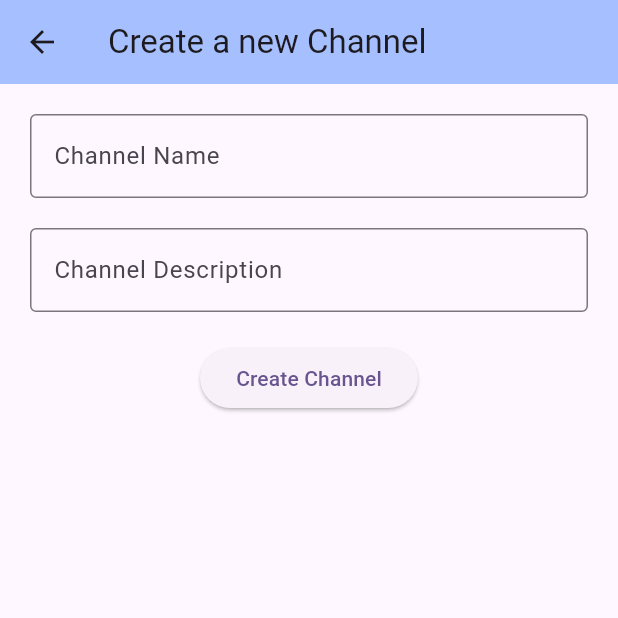
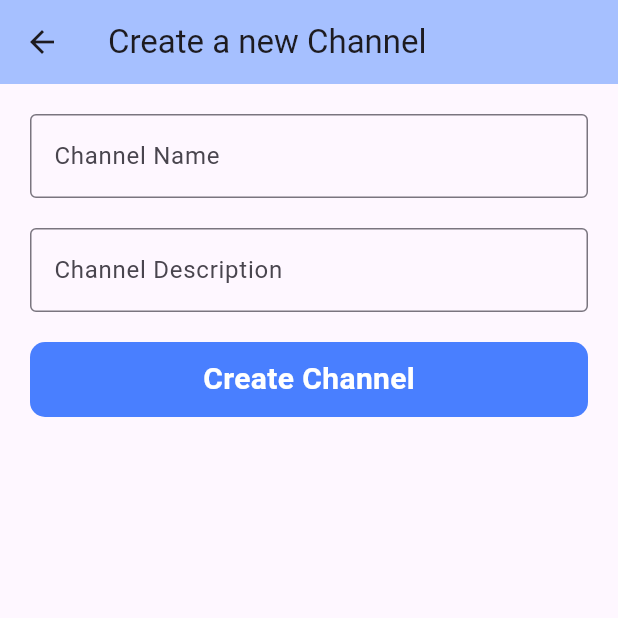
Before and after one commit to nycanshu/sanskriti_hackbyte, a Flutter app: the CreateChannel screen opened directly, on a phone screen of 412 x 824 dp, the top half of it. Run offline on Flutter 3.47's test engine with Material 3 defaults, Android fonts, the phone set to English and light mode, and no system bars; our stand-ins replace carousel_slider, cloud_firestore, firebase_auth, firebase_core, get, youtube_player_flutter; accounts and stored records are empty.

```diff
--- a/lib/controller/auth_controller.dart
+++ b/lib/controller/auth_controller.dart
@@ -3,6 +3,7 @@ import 'package:flutter/material.dart';
 import 'package:get/get.dart';
 import 'package:sanskriti/view/sign_in.dart';
 import 'package:sanskriti/view/home_screen.dart';
+import 'package:sanskriti/view/welcome_page.dart';
 
 class AuthController extends GetxController {
   final auth = FirebaseAuth.instance;
@@ -25,7 +26,7 @@ class AuthController extends GetxController {
         Get.offAll(const HomePage());
       } else {
         // If no user is authenticated, navigate to Signin
-        Get.offAll(const Signin());
+        Get.offAll(const WelcomePage());
       }
     });
   }
@@ -110,6 +111,6 @@ class AuthController extends GetxController {
   // Logout code
   void logOut() async {
     await auth.signOut();
-    Get.offAll(const Signin());
+    Get.offAll(const WelcomePage());
   }
 }
--- a/lib/controller/blog_controller.dart
+++ b/lib/controller/blog_controller.dart
@@ -11,7 +11,6 @@ class BlogController extends GetxController {
 
   @override
   void onInit() {
-    // Call fetchBlogs() when the controller initializes
     fetchBlogs();
     super.onInit();
   }
--- a/lib/controller/feedback_controller.dart
+++ b/lib/controller/feedback_controller.dart
@@ -21,6 +21,11 @@ class FeedBackController extends GetxController {
   }
 
   Future<void> sendFeedback(String name, String email, String feedback) async {
+    if (name.isEmpty || email.isEmpty || feedback.isEmpty) {
+      // Show error message if any of the fields are empty
+      Get.snackbar('Error', 'All fields are required');
+      return;
+    }
     FeedbackModel newFeedback = FeedbackModel(
       name: name,
       email: email,
--- a/lib/controller/helper_controller.dart
+++ b/lib/controller/helper_controller.dart
@@ -114,7 +114,7 @@ class HelperController extends GetxController {
       "image": "images/ongoin1.jpg",
       "name": "6th Global Film",
       "location": "Mumbai",
-      "date": "02/03/2024",
+      "date": "06/04/2024",
       "link":
           "https://utsav.gov.in/view-event/6th-global-film-tourism-conclave-3"
     },
@@ -122,7 +122,7 @@ class HelperController extends GetxController {
       "image": "images/ongoing3.jpg",
       "name": "Rajim Kumbh Mela",
       "location": "Chhattisgarh",
-      "date": "02/03/2024",
+      "date": "07/04/2024",
       "link": "https://www.globalhighlights.com/india/fesitival-kumbh-mela"
     },
   ];
@@ -138,7 +138,7 @@ class HelperController extends GetxController {
       "image": "images/veltech_event.jpg",
       "name": "Cultural Event",
       "location": "Veltech, Chennai",
-      "date": "18/03/2024",
+      "date": "18/04/2024",
       "link":
           "https://www.veltech.edu.in/events/vinayagar-chaturthi-celebrations/"
     },
--- a/lib/model/cannelmodel.dart
+++ b/lib/model/cannelmodel.dart
@@ -1,14 +1,20 @@
 class ChannelModel {
   final String name;
   final String description;
+  final String adminID;
 
-  ChannelModel({required this.name, required this.description});
+  ChannelModel({
+    required this.name,
+    required this.description,
+    required this.adminID,
+  });
 
   // Convert ChannelModel to a map
   Map<String, dynamic> toMap() {
     return {
       'name': name,
       'description': description,
+      'admin_id': adminID,
     };
   }
 
@@ -17,6 +23,7 @@ class ChannelModel {
     return ChannelModel(
       name: map['name'],
       description: map['description'],
+      adminID: map['admin_id'],
     );
   }
 }
--- a/lib/view/create_channel.dart
+++ b/lib/view/create_channel.dart
@@ -1,4 +1,5 @@
 import 'package:flutter/material.dart';
+import 'package:flutter/widgets.dart';
 import 'package:get/get.dart';
 import 'package:sanskriti/controller/channel_controller.dart';
 // import 'package:sanskriti/model/cannelmodel.dart';
@@ -38,11 +39,28 @@ class CreateChannel extends StatelessWidget {
                   ),
                 ),
                 const SizedBox(height: 20),
-                ElevatedButton(
-                  onPressed: () {
+                GestureDetector(
+                  onTap: () {
                     channelController.createChannel();
                   },
-                  child: const Text('Create Channel'),
+                  child: Container(
+                    height: 50,
+                    width: double.infinity,
+                    decoration: BoxDecoration(
+                      color: AppColors.blue,
+                      borderRadius: BorderRadius.circular(10),
+                    ),
+                    child: const Center(
+                      child: Text(
+                        "Create Channel",
+                        style: TextStyle(
+                          color: Colors.white,
+                          fontSize: 20,
+                          fontWeight: FontWeight.bold,
+                        ),
+                      ),
+                    ),
+                  ),
                 ),
               ],
             ),
--- a/pubspec.yaml
+++ b/pubspec.yaml
@@ -45,6 +45,7 @@ dependencies:
   url_launcher: ^6.2.5
   image_picker: ^1.0.7
   firebase_storage: ^11.7.0
+  flutter_slidable: ^3.1.0
 
 
 dev_dependencies:
```
Also changed, not shown: lib/controller/channel_controller.dart (+71 -17 lines), lib/view/channel_page.dart (+61 -18 lines), pubspec.lock.
